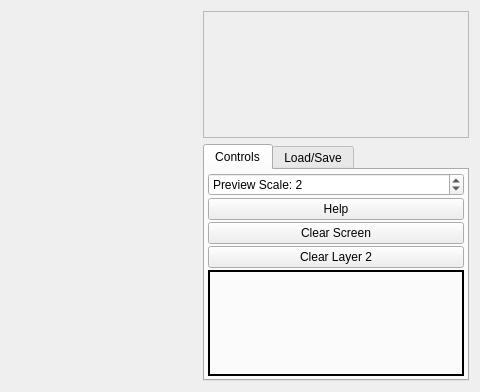
First picture: the form in display_tool/dispeditor.ui, repository vedderb/vesc_tool, before the edit; both pictures show x 399 to 879 and y 0 to 392 of the 879 by 392 pixel window.
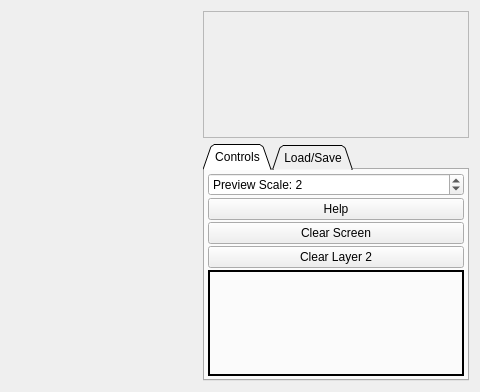
Second picture: the form after the edit. Custom widgets are drawn as their Qt base class.

Commit message: Rearranged UI to make it easier to find dev tools. Also gived them more vertical space.

Diff of the .ui file:
```diff
--- a/display_tool/dispeditor.ui
+++ b/display_tool/dispeditor.ui
@@ -94,6 +94,9 @@
          <verstretch>0</verstretch>
         </sizepolicy>
        </property>
+       <property name="tabShape">
+        <enum>QTabWidget::Triangular</enum>
+       </property>
        <property name="currentIndex">
         <number>0</number>
        </property>
```
The commit also changes 6 other files.
